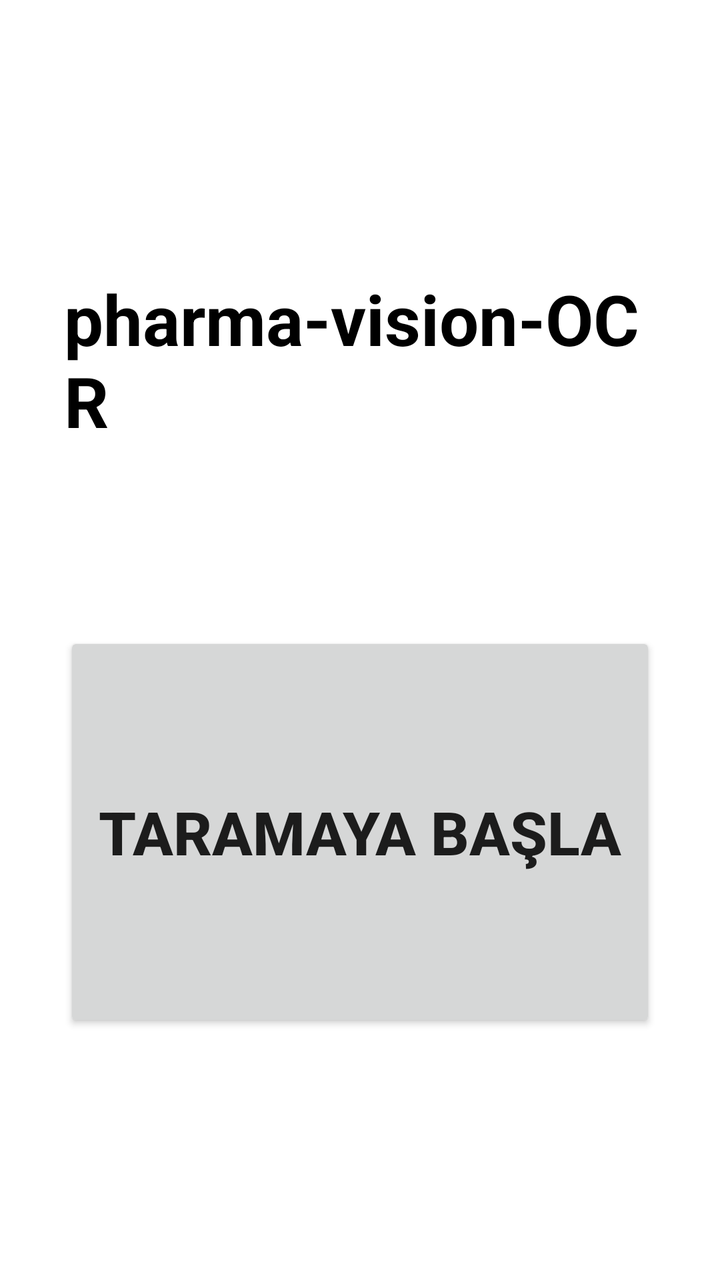
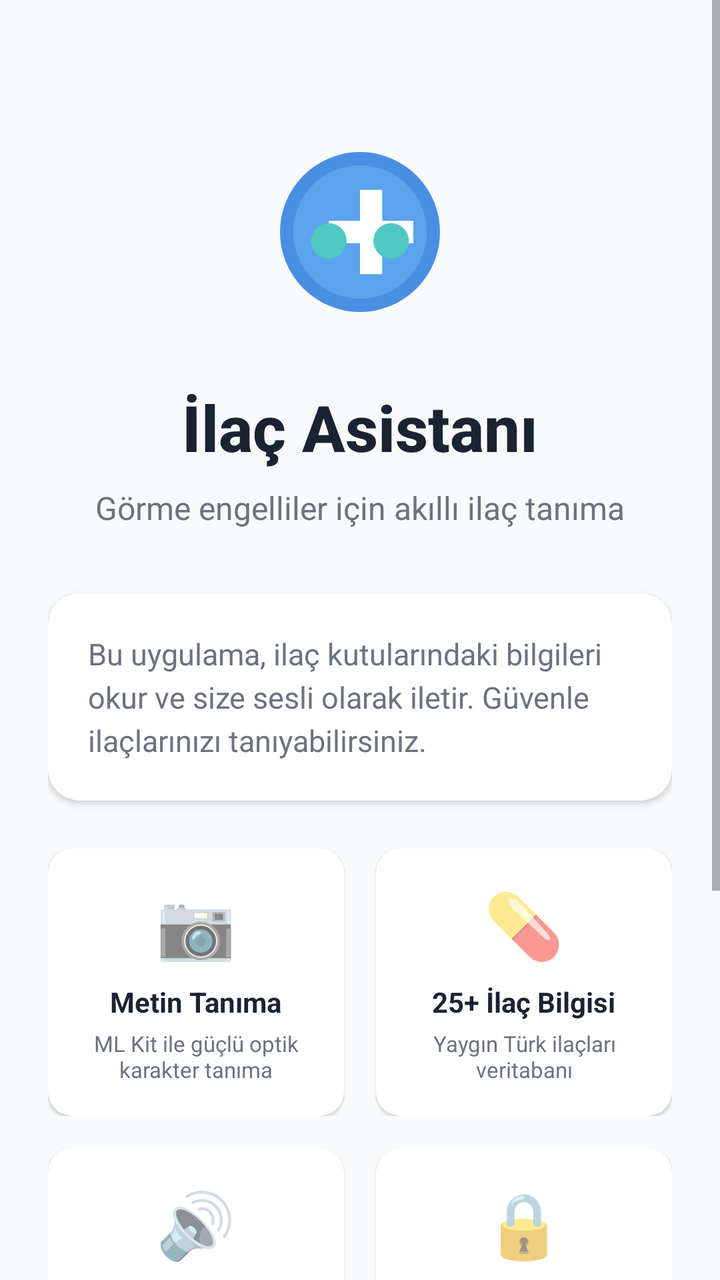

Compare the two renders of this Android layout. The source of the first and the diff that turns it into the second are given below.
<!-- AndroidManifest.xml: application theme Theme.Bitirme -->
<!-- res/layout/activity_main.xml -->
<?xml version="1.0" encoding="utf-8"?>
<androidx.constraintlayout.widget.ConstraintLayout xmlns:android="http://schemas.android.com/apk/res/android"
    xmlns:app="http://schemas.android.com/apk/res-auto"
    xmlns:tools="http://schemas.android.com/tools"
    android:layout_width="match_parent"
    android:layout_height="match_parent"
    android:padding="32dp"
    tools:context=".MainActivity">

    <TextView
        android:id="@+id/tvTitle"
        android:layout_width="wrap_content"
        android:layout_height="wrap_content"
        android:layout_marginTop="104dp"
        android:text="pharma-vision-OCR"
        android:textColor="@color/black"
        android:textSize="35sp"
        android:textStyle="bold"
        app:layout_constraintEnd_toEndOf="parent"
        app:layout_constraintHorizontal_bias="0.0"
        app:layout_constraintStart_toStartOf="parent"
        app:layout_constraintTop_toTopOf="parent" />

    <Button
        android:id="@+id/btnStart"
        android:layout_width="0dp"
        android:layout_height="200dp"
        android:text="TARAMAYA BAŞLA"
        android:textSize="30sp"
        android:textStyle="bold"
        android:contentDescription="Taramaya başlamak için dokunun"
        app:layout_constraintBottom_toBottomOf="parent"
        app:layout_constraintEnd_toEndOf="parent"
        app:layout_constraintStart_toStartOf="parent"
        app:layout_constraintTop_toBottomOf="@id/tvTitle"/>

</androidx.constraintlayout.widget.ConstraintLayout>
<!-- resources referenced by this layout -->
<resources>
  <color name="black">#FF000000</color>
  <style name="Theme.Bitirme" parent="Theme.MaterialComponents.DayNight.NoActionBar">
          
          <item name="colorPrimary">@color/purple_500</item>
          <item name="colorPrimaryVariant">@color/purple_700</item>
          <item name="colorOnPrimary">@color/white</item>
          
          <item name="colorSecondary">@color/teal_200</item>
          <item name="colorSecondaryVariant">@color/teal_700</item>
          <item name="colorOnSecondary">@color/black</item>
          
          <item name="android:statusBarColor">?attr/colorPrimaryVariant</item>
          
      </style>
  <color name="purple_500">#FF6200EE</color>
  <color name="purple_700">#FF3700B3</color>
  <color name="white">#FFFFFFFF</color>
  <color name="teal_200">#FF03DAC5</color>
  <color name="teal_700">#FF018786</color>
</resources>

<!-- the commit's change to res/layout/activity_main.xml (unified diff, before → after) -->
@@ -1,37 +1,349 @@
 <?xml version="1.0" encoding="utf-8"?>
-<androidx.constraintlayout.widget.ConstraintLayout xmlns:android="http://schemas.android.com/apk/res/android"
+<ScrollView xmlns:android="http://schemas.android.com/apk/res/android"
     xmlns:app="http://schemas.android.com/apk/res-auto"
     xmlns:tools="http://schemas.android.com/tools"
     android:layout_width="match_parent"
     android:layout_height="match_parent"
-    android:padding="32dp"
-    tools:context=".MainActivity">
-
-    <TextView
-        android:id="@+id/tvTitle"
-        android:layout_width="wrap_content"
+    android:background="@color/background_light"
+    android:fillViewport="true"
+    tools:context=".ui.main.MainActivity">
+
+    <androidx.constraintlayout.widget.ConstraintLayout
+        android:layout_width="match_parent"
         android:layout_height="wrap_content"
-        android:layout_marginTop="104dp"
-        android:text="pharma-vision-OCR"
-        android:textColor="@color/black"
-        android:textSize="35sp"
-        android:textStyle="bold"
-        app:layout_constraintEnd_toEndOf="parent"
-        app:layout_constraintHorizontal_bias="0.0"
-        app:layout_constraintStart_toStartOf="parent"
-        app:layout_constraintTop_toTopOf="parent" />
-
-    <Button
-        android:id="@+id/btnStart"
-        android:layout_width="0dp"
-        android:layout_height="200dp"
-        android:text="TARAMAYA BAŞLA"
-        android:textSize="30sp"
-        android:textStyle="bold"
-        android:contentDescription="Taramaya başlamak için dokunun"
-        app:layout_constraintBottom_toBottomOf="parent"
-        app:layout_constraintEnd_toEndOf="parent"
-        app:layout_constraintStart_toStartOf="parent"
-        app:layout_constraintTop_toBottomOf="@id/tvTitle"/>
-
-</androidx.constraintlayout.widget.ConstraintLayout>
+        android:padding="24dp">
+
+        
+        <ImageView
+            android:id="@+id/ivLogo"
+            android:layout_width="120dp"
+            android:layout_height="120dp"
+            android:layout_marginTop="32dp"
+            android:contentDescription="@string/app_name"
+            android:src="@drawable/ic_launcher_foreground"
+            app:layout_constraintEnd_toEndOf="parent"
+            app:layout_constraintStart_toStartOf="parent"
+            app:layout_constraintTop_toTopOf="parent" />
+
+        
+        <TextView
+            android:id="@+id/tvTitle"
+            android:layout_width="wrap_content"
+            android:layout_height="wrap_content"
+            android:layout_marginTop="16dp"
+            android:fontFamily="sans-serif-medium"
+            android:text="@string/welcome_title"
+            android:textColor="@color/text_primary"
+            android:textSize="32sp"
+            android:textStyle="bold"
+            app:layout_constraintEnd_toEndOf="parent"
+            app:layout_constraintStart_toStartOf="parent"
+            app:layout_constraintTop_toBottomOf="@id/ivLogo" />
+
+        
+        <TextView
+            android:id="@+id/tvSubtitle"
+            android:layout_width="0dp"
+            android:layout_height="wrap_content"
+            android:layout_marginTop="8dp"
+            android:fontFamily="sans-serif"
+            android:gravity="center"
+            android:text="@string/welcome_subtitle"
+            android:textColor="@color/text_secondary"
+            android:textSize="16sp"
+            app:layout_constraintEnd_toEndOf="parent"
+            app:layout_constraintStart_toStartOf="parent"
+            app:layout_constraintTop_toBottomOf="@id/tvTitle" />
+
+        
+        <com.google.android.material.card.MaterialCardView
+            android:id="@+id/cardDescription"
+            android:layout_width="0dp"
+            android:layout_height="wrap_content"
+            android:layout_marginTop="32dp"
+            app:cardBackgroundColor="@color/card_background"
+            app:cardCornerRadius="16dp"
+            app:cardElevation="2dp"
+            app:layout_constraintEnd_toEndOf="parent"
+            app:layout_constraintStart_toStartOf="parent"
+            app:layout_constraintTop_toBottomOf="@id/tvSubtitle">
+
+            <LinearLayout
+                android:layout_width="match_parent"
+                android:layout_height="wrap_content"
+                android:orientation="vertical"
+                android:padding="20dp">
+
+                <TextView
+                    android:layout_width="match_parent"
+                    android:layout_height="wrap_content"
+                    android:lineSpacingExtra="4dp"
+                    android:text="@string/welcome_description"
+                    android:textColor="@color/text_secondary"
+                    android:textSize="15sp" />
+
+            </LinearLayout>
+
+        </com.google.android.material.card.MaterialCardView>
+
+        
+        <LinearLayout
+            android:id="@+id/featuresLayout"
+            android:layout_width="0dp"
+            android:layout_height="wrap_content"
+            android:layout_marginTop="24dp"
+            android:orientation="vertical"
+            app:layout_constraintEnd_toEndOf="parent"
+            app:layout_constraintStart_toStartOf="parent"
+            app:layout_constraintTop_toBottomOf="@id/cardDescription">
+
+            
+            <LinearLayout
+                android:layout_width="match_parent"
+                android:layout_height="wrap_content"
+                android:orientation="horizontal"
+                android:weightSum="2">
+
+                
+                <com.google.android.material.card.MaterialCardView
+                    android:layout_width="0dp"
+                    android:layout_height="wrap_content"
+                    android:layout_marginEnd="8dp"
+                    android:layout_weight="1"
+                    app:cardBackgroundColor="@color/card_background"
+                    app:cardCornerRadius="12dp"
+                    app:cardElevation="1dp">
+
+                    <LinearLayout
+                        android:layout_width="match_parent"
+                        android:layout_height="wrap_content"
+                        android:gravity="center"
+                        android:orientation="vertical"
+                        android:padding="16dp">
+
+                        <TextView
+                            android:layout_width="wrap_content"
+                            android:layout_height="wrap_content"
+                            android:text="📷"
+                            android:textSize="32sp" />
+
+                        <TextView
+                            android:layout_width="wrap_content"
+                            android:layout_height="wrap_content"
+                            android:layout_marginTop="8dp"
+                            android:text="@string/feature_ocr"
+                            android:textColor="@color/text_primary"
+                            android:textSize="14sp"
+                            android:textStyle="bold" />
+
+                        <TextView
+                            android:layout_width="wrap_content"
+                            android:layout_height="wrap_content"
+                            android:layout_marginTop="4dp"
+                            android:gravity="center"
+                            android:text="@string/feature_ocr_desc"
+                            android:textColor="@color/text_secondary"
+                            android:textSize="11sp" />
+
+                    </LinearLayout>
+
+                </com.google.android.material.card.MaterialCardView>
+
+                
+                <com.google.android.material.card.MaterialCardView
+                    android:layout_width="0dp"
+                    android:layout_height="wrap_content"
+                    android:layout_marginStart="8dp"
+                    android:layout_weight="1"
+                    app:cardBackgroundColor="@color/card_background"
+                    app:cardCornerRadius="12dp"
+                    app:cardElevation="1dp">
+
+                    <LinearLayout
+                        android:layout_width="match_parent"
+                        android:layout_height="wrap_content"
+                        android:gravity="center"
+                        android:orientation="vertical"
+                        android:padding="16dp">
+
+                        <TextView
+                            android:layout_width="wrap_content"
+                            android:layout_height="wrap_content"
+                            android:text="💊"
+                            android:textSize="32sp" />
+
+                        <TextView
+                            android:layout_width="wrap_content"
+                            android:layout_height="wrap_content"
+                            android:layout_marginTop="8dp"
+                            android:text="@string/feature_database"
+                            android:textColor="@color/text_primary"
+                            android:textSize="14sp"
+                            android:textStyle="bold" />
+
+                        <TextView
+                            android:layout_width="wrap_content"
+                            android:layout_height="wrap_content"
+                            android:layout_marginTop="4dp"
+                            android:gravity="center"
+                            android:text="@string/feature_database_desc"
+                            android:textColor="@color/text_secondary"
+                            android:textSize="11sp" />
+
+                    </LinearLayout>
+
+                </com.google.android.material.card.MaterialCardView>
+
+            </LinearLayout>
+
+            
+            <LinearLayout
+                android:layout_width="match_parent"
+                android:layout_height="wrap_content"
+                android:layout_marginTop="16dp"
+                android:orientation="horizontal"
+                android:weightSum="2">
+
+                
+                <com.google.android.material.card.MaterialCardView
+                    android:layout_width="0dp"
+                    android:layout_height="wrap_content"
+                    android:layout_marginEnd="8dp"
+                    android:layout_weight="1"
+                    app:cardBackgroundColor="@color/card_background"
+                    app:cardCornerRadius="12dp"
+                    app:cardElevation="1dp">
+
+                    <LinearLayout
+                        android:layout_width="match_parent"
+                        android:layout_height="wrap_content"
+                        android:gravity="center"
+                        android:orientation="vertical"
+                        android:padding="16dp">
+
+                        <TextView
+                            android:layout_width="wrap_content"
+                            android:layout_height="wrap_content"
+                            android:text="🔊"
+                            android:textSize="32sp" />
+
+                        <TextView
+                            android:layout_width="wrap_content"
+                            android:layout_height="wrap_content"
+                            android:layout_marginTop="8dp"
+                            android:text="@string/feature_voice"
+                            android:textColor="@color/text_primary"
+                            android:textSize="14sp"
+                            android:textStyle="bold" />
+
+                        <TextView
+                            android:layout_width="wrap_content"
+                            android:layout_height="wrap_content"
+                            android:layout_marginTop="4dp"
+                            android:gravity="center"
+                            android:text="@string/feature_voice_desc"
+                            android:textColor="@color/text_secondary"
+                            android:textSize="11sp" />
+
+                    </LinearLayout>
+
+                </com.google.android.material.card.MaterialCardView>
+
+                
+                <com.google.android.material.card.MaterialCardView
+                    android:layout_width="0dp"
+                    android:layout_height="wrap_content"
+                    android:layout_marginStart="8dp"
+                    android:layout_weight="1"
+                    app:cardBackgroundColor="@color/card_background"
+                    app:cardCornerRadius="12dp"
+                    app:cardElevation="1dp">
+
+                    <LinearLayout
+                        android:layout_width="match_parent"
+                        android:layout_height="wrap_content"
+                        android:gravity="center"
+                        android:orientation="vertical"
+                        android:padding="16dp">
+
+                        <TextView
+                            android:layout_width="wrap_content"
+                            android:layout_height="wrap_content"
+                            android:text="🔒"
+                            android:textSize="32sp" />
+
+                        <TextView
+                            android:layout_width="wrap_content"
+                            android:layout_height="wrap_content"
+                            android:layout_marginTop="8dp"
+                            android:text="@string/feature_privacy"
+                            android:textColor="@color/text_primary"
+                            android:textSize="14sp"
+                            android:textStyle="bold" />
+
+                        <TextView
+                            android:layout_width="wrap_content"
+                            android:layout_height="wrap_content"
+                            android:layout_marginTop="4dp"
+                            android:gravity="center"
+                            android:text="@string/feature_privacy_desc"
+                            android:textColor="@color/text_secondary"
+                            android:textSize="11sp" />
+
+                    </LinearLayout>
+
+                </com.google.android.material.card.MaterialCardView>
+
+            </LinearLayout>
+
+        </LinearLayout>
+
+        
+        <com.google.android.material.button.MaterialButton
+            android:id="@+id/btnStart"
+            android:layout_width="0dp"
+            android:layout_height="60dp"
+            android:layout_marginTop="32dp"
+            android:backgroundTint="@color/primary_blue"
+            android:contentDescription="@string/start_scanning"
+            android:fontFamily="sans-serif-medium"
+            android:text="@string/start_scanning"
+            android:textAllCaps="false"
+            android:textSize="18sp"
+            app:cornerRadius="12dp"
+            app:elevation="4dp"
+            app:icon="@android:drawable/ic_menu_camera"
+            app:iconGravity="textStart"
+            app:iconPadding="12dp"
+            app:layout_constraintEnd_toEndOf="parent"
+            app:layout_constraintStart_toStartOf="parent"
+            app:layout_constraintTop_toBottomOf="@id/featuresLayout" />
+
+        
+        <com.google.android.material.button.MaterialButton
+            android:id="@+id/btnHelp"
+            style="@style/Widget.Material3.Button.OutlinedButton"
+            android:layout_width="0dp"
+            android:layout_height="56dp"
+            android:layout_marginTop="16dp"
+            android:layout_marginBottom="24dp"
+            android:contentDescription="@string/how_it_works"
+            android:text="@string/how_it_works"
+            android:textAllCaps="false"
+            android:textColor="@color/primary_blue"
+            android:textSize="16sp"
+            app:cornerRadius="12dp"
+            app:icon="@android:drawable/ic_menu_help"
+            app:iconGravity="textStart"
+            app:iconPadding="8dp"
+            app:iconTint="@color/primary_blue"
+            app:layout_constraintBottom_toBottomOf="parent"
+            app:layout_constraintEnd_toEndOf="parent"
+            app:layout_constraintStart_toStartOf="parent"
+            app:layout_constraintTop_toBottomOf="@id/btnStart"
+            app:strokeColor="@color/primary_blue"
+            app:strokeWidth="2dp" />
+
+    </androidx.constraintlayout.widget.ConstraintLayout>
+
+</ScrollView>
<!-- resource entries referenced after the edit -->
@@ -1,23 +1,79 @@
 <!-- resources referenced by this layout -->
 <resources>
-  <color name="black">#FF000000</color>
+  <color name="background_light">#F8FAFB</color>
+  <color name="card_background">#FFFFFF</color>
+  <color name="primary_blue">#4A90E2</color>
+  <color name="text_primary">#1A2332</color>
+  <color name="text_secondary">#6B7280</color>
+  <!-- drawable ic_launcher_foreground (drawable) -->
+  <?xml version="1.0" encoding="utf-8"?>
+  <vector xmlns:android="http://schemas.android.com/apk/res/android"
+      android:width="108dp"
+      android:height="108dp"
+      android:viewportWidth="108"
+      android:viewportHeight="108">
+      
+      
+      <path
+          android:fillColor="#4A90E2"
+          android:pathData="M54,18 a36,36 0 1,0 0,72 a36,36 0 1,0 0,-72z" />
+      
+      
+      <path
+          android:fillColor="#5BA3ED"
+          android:pathData="M54,24 a30,30 0 1,0 0,60 a30,30 0 1,0 0,-60z" />
+      
+      
+      <path
+          android:fillColor="#FFFFFF"
+          android:pathData="M54,35 h10 v14 h14 v10 h-14 v14 h-10 v-14 h-14 v-10 h14 z" />
+      
+      
+      <path
+          android:fillColor="#50C9C3"
+          android:pathData="M40,50 a8,8 0 1,1 0,16 a8,8 0 1,1 0,-16z" />
+      
+      
+      <path
+          android:fillColor="#50C9C3"
+          android:pathData="M68,50 a8,8 0 1,1 0,16 a8,8 0 1,1 0,-16z" />
+      
+      
+      <path
+          android:fillColor="#FFFFFF"
+          android:fillAlpha="0.3"
+          android:pathData="M42,28 a24,24 0 0,1 24,0 a24,24 0 0,0 -24,0z" />
+  </vector>
+  <string name="app_name">İlaç Asistanı</string>
+  <string name="feature_database">25+ İlaç Bilgisi</string>
+  <string name="feature_database_desc">Yaygın Türk ilaçları veritabanı</string>
+  <string name="feature_ocr">Metin Tanıma</string>
+  <string name="feature_ocr_desc">ML Kit ile güçlü optik karakter tanıma</string>
+  <string name="feature_privacy">Gizlilik</string>
+  <string name="feature_privacy_desc">Tüm işlemler cihazınızda gerçekleşir</string>
+  <string name="feature_voice">Sesli Okuma</string>
+  <string name="feature_voice_desc">İlaç bilgilerini sesli olarak dinleyin</string>
+  <string name="how_it_works">Nasıl Çalışır?</string>
+  <string name="start_scanning">Taramaya Başla</string>
+  <string name="welcome_description">Bu uygulama, ilaç kutularındaki bilgileri okur ve size sesli olarak iletir. Güvenle ilaçlarınızı tanıyabilirsiniz.</string>
+  <string name="welcome_subtitle">Görme engelliler için akıllı ilaç tanıma</string>
+  <string name="welcome_title">İlaç Asistanı</string>
   <style name="Theme.Bitirme" parent="Theme.MaterialComponents.DayNight.NoActionBar">
           
-          <item name="colorPrimary">@color/purple_500</item>
-          <item name="colorPrimaryVariant">@color/purple_700</item>
+          <item name="colorPrimary">@color/primary_blue</item>
+          <item name="colorPrimaryVariant">@color/primary_blue_dark</item>
           <item name="colorOnPrimary">@color/white</item>
           
-          <item name="colorSecondary">@color/teal_200</item>
-          <item name="colorSecondaryVariant">@color/teal_700</item>
-          <item name="colorOnSecondary">@color/black</item>
+          <item name="colorSecondary">@color/accent_teal</item>
+          <item name="colorSecondaryVariant">@color/accent_teal_dark</item>
+          <item name="colorOnSecondary">@color/white</item>
           
-          <item name="android:statusBarColor">?attr/colorPrimaryVariant</item>
-          
+          <item name="android:statusBarColor">@color/primary_blue</item>
+          <item name="android:windowLightStatusBar" tools:targetApi="m">false</item>
       </style>
-  <color name="purple_500">#FF6200EE</color>
-  <color name="purple_700">#FF3700B3</color>
+  <color name="primary_blue_dark">#2E5C8C</color>
   <color name="white">#FFFFFFFF</color>
-  <color name="teal_200">#FF03DAC5</color>
-  <color name="teal_700">#FF018786</color>
+  <color name="accent_teal">#50C9C3</color>
+  <color name="accent_teal_dark">#3AA39E</color>
 </resources>
 
